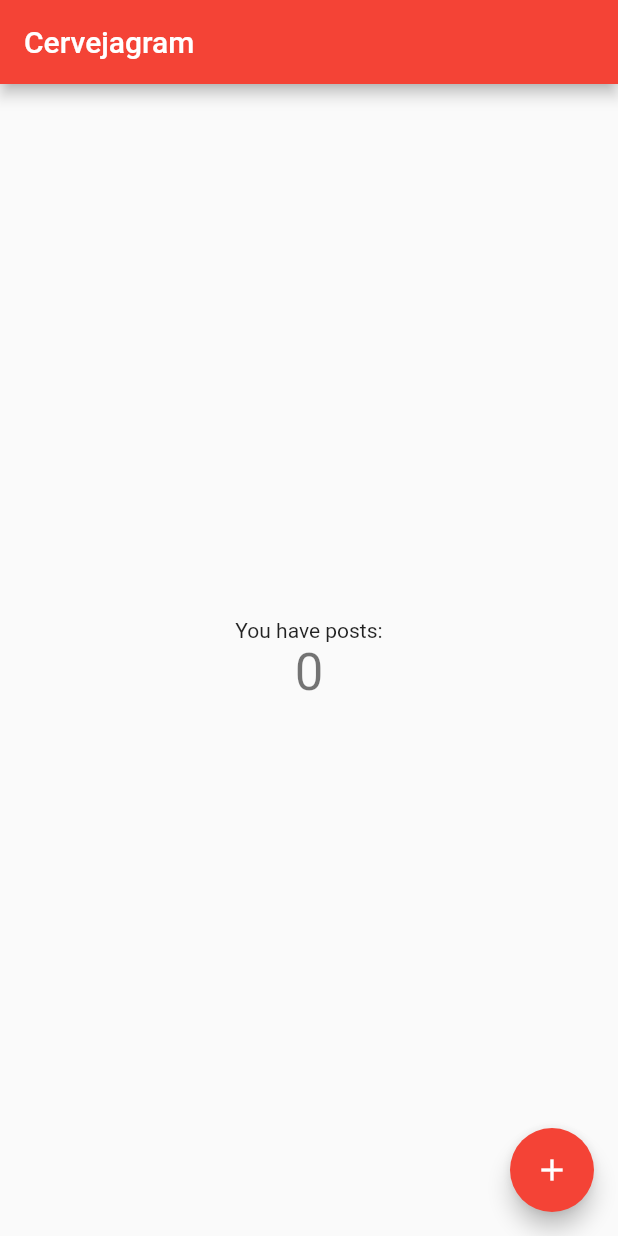
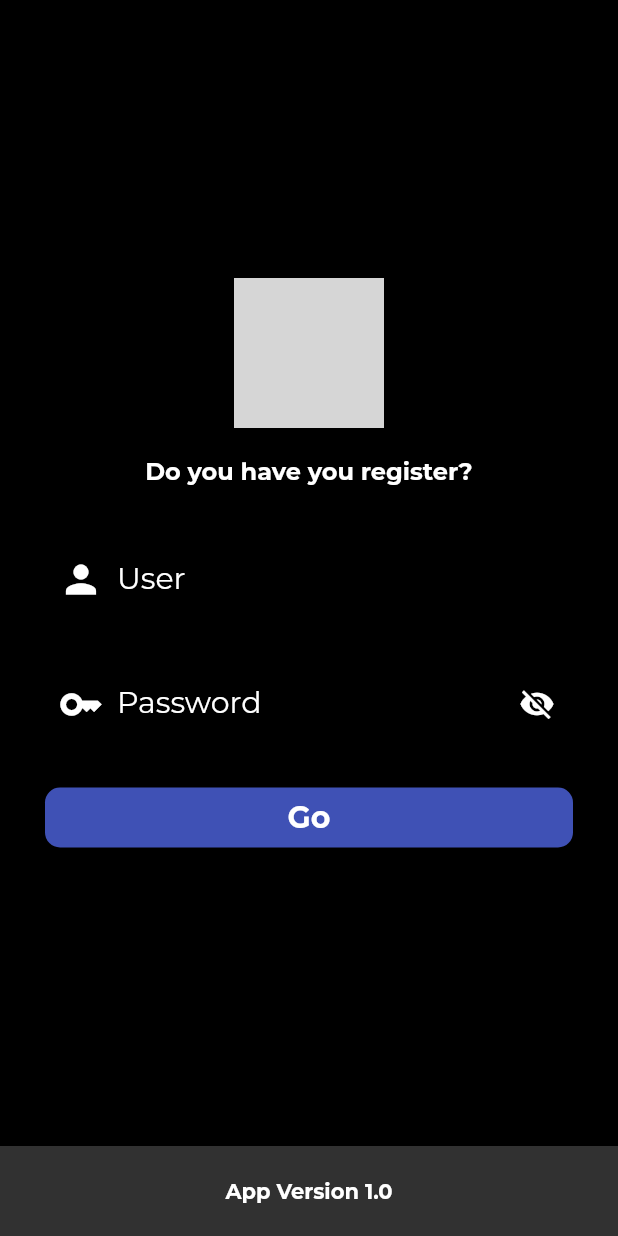
Before and after one commit to lhclopes/cervejaiadaappflutter, a Flutter app: the screen it shows after launch, on a phone screen of 412 x 824 dp. Run offline on Flutter 3.47's test engine with Material 2 defaults, Android fonts, the phone set to English and light mode, and no system bars; our stand-ins replace google_fonts; network calls fail; grey boxes are pictures that could not be loaded.

Commit message:
Interface Developed

```diff
--- /dev/null
+++ b/lib/app.dart
@@ -0,0 +1,24 @@
+import 'package:cervejaiadaappflutter/pages/Login_page.dart';
+import 'package:flutter/material.dart';
+import 'package:google_fonts/google_fonts.dart';
+
+class CervejaiadaApp extends StatelessWidget {
+  const CervejaiadaApp({super.key});
+
+  @override
+  Widget build(BuildContext context) {
+    return MaterialApp(
+      title: 'Cervejaiada',
+      home: const LoginPage(),
+      debugShowCheckedModeBanner: false,
+      theme: ThemeData(
+        primaryColor: Colors.amber,
+        dividerColor: Colors.blueAccent,
+        backgroundColor: Colors.black,
+        textTheme: GoogleFonts.montserratTextTheme(
+          Theme.of(context).textTheme,
+        ),
+      ),
+    );
+  }
+}
--- a/lib/main.dart
+++ b/lib/main.dart
@@ -1,115 +1,6 @@
+import 'package:cervejaiadaappflutter/app.dart';
 import 'package:flutter/material.dart';
 
 void main() {
-  runApp(const MyApp());
+  runApp(const CervejaiadaApp());
 }
-
-class MyApp extends StatelessWidget {
-  const MyApp({super.key});
-
-  // This widget is the root of your application.
-  @override
-  Widget build(BuildContext context) {
-    return MaterialApp(
-      title: 'Cervejaiada',
-      theme: ThemeData(
-        // This is the theme of your application.
-        //
-        // Try running your application with "flutter run". You'll see the
-        // application has a blue toolbar. Then, without quitting the app, try
-        // changing the primarySwatch below to Colors.green and then invoke
-        // "hot reload" (press "r" in the console where you ran "flutter run",
-        // or simply save your changes to "hot reload" in a Flutter IDE).
-        // Notice that the counter didn't reset back to zero; the application
-        // is not restarted.
-        primarySwatch: Colors.red,
-      ),
-      home: const MyHomePage(title: 'Cervejagram'),
-    );
-  }
-}
-
-class MyHomePage extends StatefulWidget {
-  const MyHomePage({super.key, required this.title});
-
-  // This widget is the home page of your application. It is stateful, meaning
-  // that it has a State object (defined below) that contains fields that affect
-  // how it looks.
-
-  // This class is the configuration for the state. It holds the values (in this
-  // case the title) provided by the parent (in this case the App widget) and
-  // used by the build method of the State. Fields in a Widget subclass are
-  // always marked "final".
-
-  final String title;
-
-  @override
-  State<MyHomePage> createState() => _MyHomePageState();
-}
-
-class _MyHomePageState extends State<MyHomePage> {
-  int _counter = 0;
-
-  void _incrementCounter() {
-    setState(() {
-      // This call to setState tells the Flutter framework that something has
-      // changed in this State, which causes it to rerun the build method below
-      // so that the display can reflect the updated values. If we changed
-      // _counter without calling setState(), then the build method would not be
-      // called again, and so nothing would appear to happen.
-      _counter++;
-    });
-  }
-
-  @override
-  Widget build(BuildContext context) {
-    // This method is rerun every time setState is called, for instance as done
-    // by the _incrementCounter method above.
-    //
-    // The Flutter framework has been optimized to make rerunning build methods
-    // fast, so that you can just rebuild anything that needs updating rather
-    // than having to individually change instances of widgets.
-    return Scaffold(
-      appBar: AppBar(
-        // Here we take the value from the MyHomePage object that was created by
-        // the App.build method, and use it to set our appbar title.
-        title: Text(widget.title),
-      ),
-      body: Center(
-        // Center is a layout widget. It takes a single child and positions it
-        // in the middle of the parent.
-        child: Column(
-          // Column is also a layout widget. It takes a list of children and
-          // arranges them vertically. By default, it sizes itself to fit its
-          // children horizontally, and tries to be as tall as its parent.
-          //
-          // Invoke "debug painting" (press "p" in the console, choose the
-          // "Toggle Debug Paint" action from the Flutter Inspector in Android
-          // Studio, or the "Toggle Debug Paint" command in Visual Studio Code)
-          // to see the wireframe for each widget.
-          //
-          // Column has various properties to control how it sizes itself and
-          // how it positions its children. Here we use mainAxisAlignment to
-          // center the children vertically; the main axis here is the vertical
-          // axis because Columns are vertical (the cross axis would be
-          // horizontal).
-          mainAxisAlignment: MainAxisAlignment.center,
-          children: <Widget>[
-            const Text(
-              'You have posts:',
-            ),
-            Text(
-              '$_counter',
-              style: Theme.of(context).textTheme.headline4,
-            ),
-          ],
-        ),
-      ),
-      floatingActionButton: FloatingActionButton(
-        onPressed: _incrementCounter,
-        tooltip: 'Increment',
-        child: const Icon(Icons.add),
-      ), // This trailing comma makes auto-formatting nicer for build methods.
-    );
-  }
-}
--- /dev/null
+++ b/lib/pages/login_page.dart
@@ -0,0 +1,167 @@
+import 'package:cervejaiadaappflutter/pages/main_page.dart';
+import 'package:flutter/material.dart';
+import 'package:google_fonts/google_fonts.dart';
+
+class LoginPage extends StatefulWidget {
+  const LoginPage({super.key});
+
+  @override
+  State<LoginPage> createState() => _LoginPageState();
+}
+
+class _LoginPageState extends State<LoginPage> {
+  var userController = TextEditingController();
+  var passwordController = TextEditingController();
+
+  bool isObscureText = true;
+
+  TextStyle formTextStyle() {
+    return const TextStyle(color: Colors.white);
+  }
+
+  InputDecoration formInputStyle(
+      {required IconData icon,
+      required String label,
+      String? hint,
+      suffixIcon}) {
+    return InputDecoration(
+        prefixIcon: Icon(icon, color: Colors.white, size: 30),
+        labelText: label,
+        labelStyle: const TextStyle(color: Colors.white, fontSize: 20),
+        hintText: hint,
+        hintStyle: const TextStyle(color: Colors.white),
+        filled: true,
+        suffixIcon: suffixIcon);
+  }
+
+  @override
+  Widget build(BuildContext context) {
+    return SafeArea(
+      child: Scaffold(
+        backgroundColor: Colors.black,
+        body: GestureDetector(
+            onTap: () {
+              FocusScope.of(context).requestFocus(FocusNode());
+            },
+            child: SingleChildScrollView(
+              keyboardDismissBehavior: ScrollViewKeyboardDismissBehavior.onDrag,
+              child: ConstrainedBox(
+                constraints: BoxConstraints(
+                    maxHeight: MediaQuery.of(context).size.height),
+                child: Column(children: <Widget>[
+                  Expanded(
+                      child: Column(
+                    mainAxisAlignment: MainAxisAlignment.center,
+                    children: <Widget>[
+                      Image.network(
+                        "https://hermes.digitalinnovation.one/assets/diome/logo.png",
+                        height: 100,
+                      ),
+                      Container(
+                        margin: const EdgeInsets.symmetric(
+                            horizontal: 30, vertical: 20),
+                        child: Text(
+                          'Do you have you register?',
+                          style: GoogleFonts.montserrat(
+                            fontSize: 16,
+                            fontWeight: FontWeight.w700,
+                            color: Colors.white
+                          ),
+                        ),
+                      ),
+                      Container(
+                        margin: const EdgeInsets.symmetric(
+                            horizontal: 30, vertical: 10),
+                        child: TextFormField(
+                          controller: userController,
+                          style: formTextStyle(),
+                          decoration: formInputStyle(
+                              icon: Icons.person,
+                              label: 'User',
+                              hint: 'Place your Username here.'),
+                        ),
+                      ),
+                      Container(
+                          margin: const EdgeInsets.symmetric(
+                              horizontal: 30, vertical: 10),
+                          child: TextFormField(
+                            controller: passwordController,
+                            obscureText: isObscureText,
+                            style: formTextStyle(),
+                            decoration: formInputStyle(
+                                icon: Icons.key,
+                                label: 'Password',
+                                hint: 'Place your Password here.',
+                                suffixIcon: GestureDetector(
+                                    onTap: () {
+                                      setState(() {
+                                        isObscureText = !isObscureText;
+                                      });
+                                    },
+                                    child: Icon(
+                                        isObscureText
+                                            ? Icons.visibility_off
+                                            : Icons.visibility,
+                                        color: Colors.white))),
+                          )),
+                      Container(
+                          margin: const EdgeInsets.symmetric(
+                              horizontal: 30, vertical: 10),
+                          child: SizedBox(
+                            width: double.infinity,
+                            child: TextButton(
+                              style: ButtonStyle(
+                                  shape: MaterialStateProperty.all(
+                                      RoundedRectangleBorder(
+                                    borderRadius: BorderRadius.circular(10),
+                                  )),
+                                  backgroundColor:
+                                      MaterialStateProperty.all(Colors.indigo)),
+                              onPressed: () {
+                                var msg =
+                                    'Error, User or Password not matched!';
+                                if (userController.text == 'teste' &&
+                                    passwordController.text == 'teste') {
+                                  msg = 'User Sucessfully Logged';
+                                  Navigator.pushReplacement(
+                                      context,
+                                      MaterialPageRoute(
+                                          builder: (context) =>
+                                              const MainPage()));
+                                }
+
+                                ScaffoldMessenger.of(context)
+                                    .showSnackBar(SnackBar(content: Text(msg)));
+                              },
+                              child: Text(
+                                'Go',
+                                style: GoogleFonts.montserrat(
+                                  fontSize: 20,
+                                  fontWeight: FontWeight.w700,
+                                  color: Colors.white
+                                ),
+                              ),
+                            ),
+                          )),
+                    ],
+                  )),
+                  Container(
+                    height: 60,
+                    color: Color.fromARGB(255, 49, 49, 49),
+                    child: Center(
+                      child: Text("App Version 1.0",
+                        style: GoogleFonts.montserrat(
+                          fontSize: 14,
+                          fontWeight: FontWeight.w700,
+                          color: Colors.white
+                        ),
+                      ),
+                    )
+                  )
+                ]),
+              ),
+            )),
+      ),
+    );
+  }
+}
--- a/pubspec.yaml
+++ b/pubspec.yaml
@@ -36,6 +36,7 @@ dependencies:
   # The following adds the Cupertino Icons font to your application.
   # Use with the CupertinoIcons class for iOS style icons.
   cupertino_icons: ^1.0.2
+  google_fonts: ^3.0.1
 
 dev_dependencies:
   flutter_test:
```
Also changed, not shown: lib/components/side_menu.dart (added, +66 -0 lines), lib/components/side_menu_item.dart (added, +51 -0 lines), lib/pages/main_page.dart (added, +106 -0 lines), lib/pages/new_user.dart (added, +86 -0 lines), lib/pages/page1.dart (added, +17 -0 lines), lib/pages/page2.dart (added, +17 -0 lines), lib/pages/page3.dart (added, +17 -0 lines), lib/services/login.dart (added, +19 -0 lines), 10 other files.
